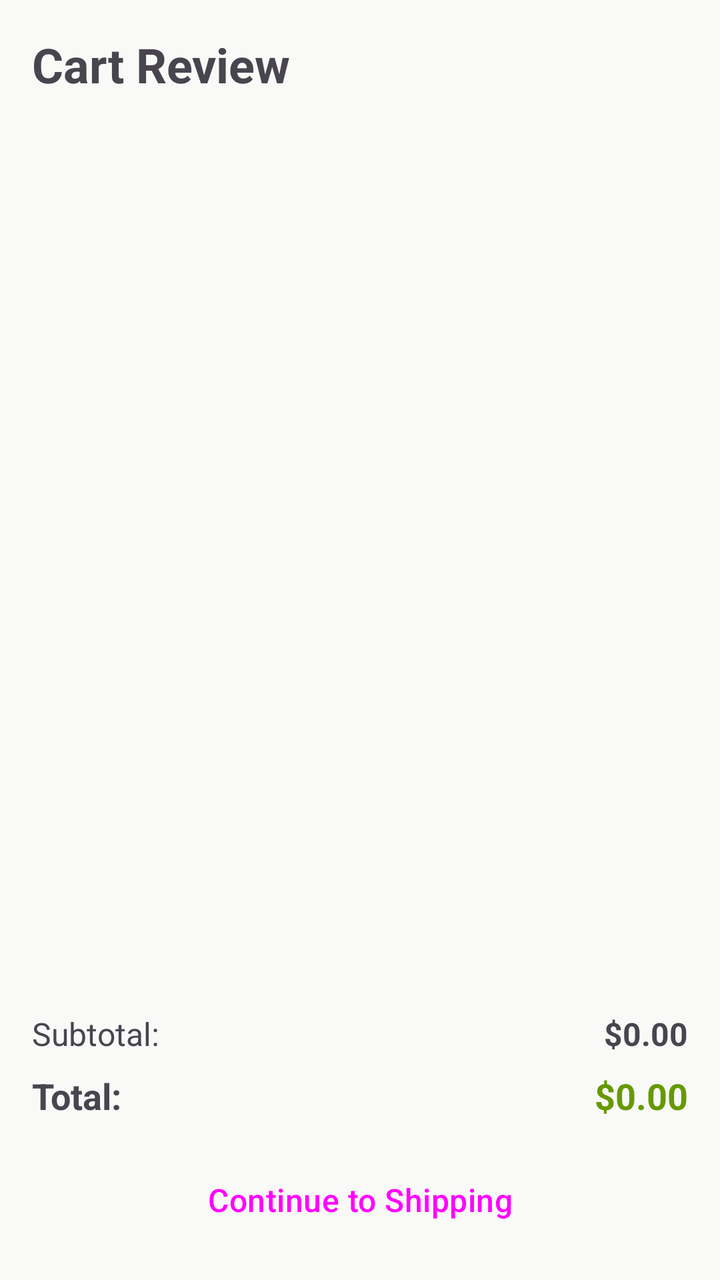
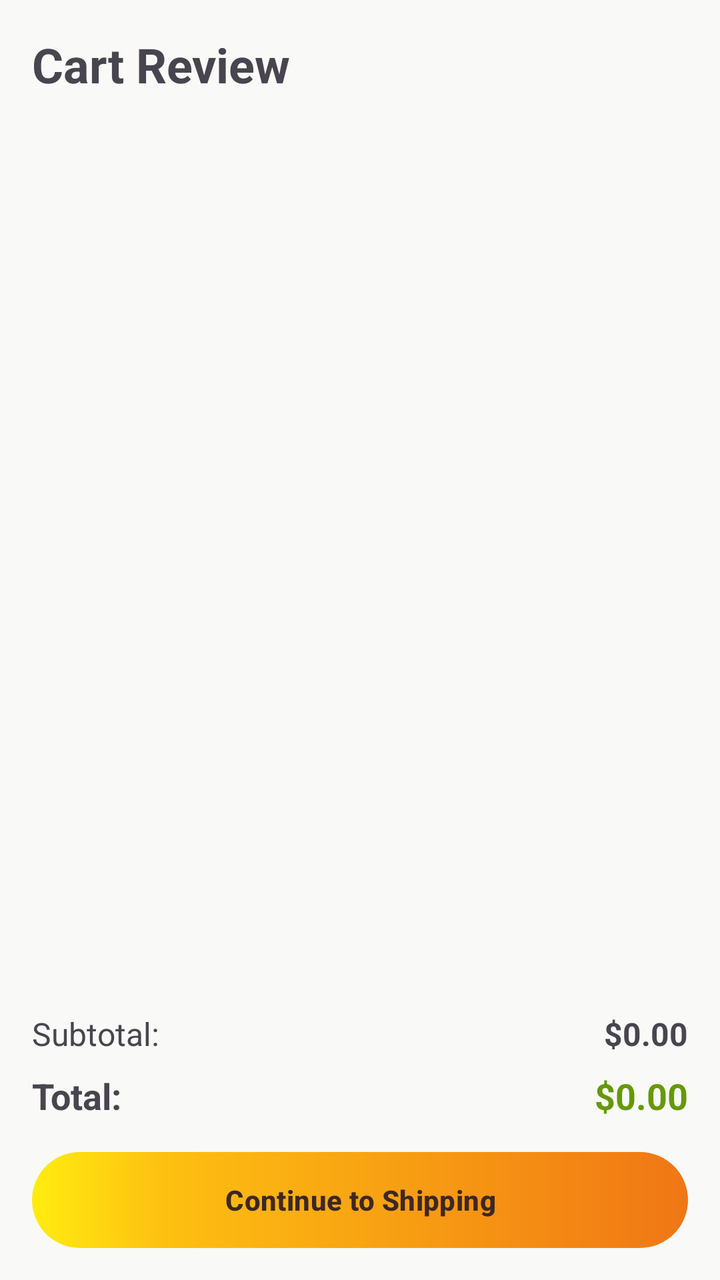

Two renders of the same Android screen: before a commit and after it. Below are the layout's source before the change and the commit's diff.
<!-- AndroidManifest.xml: application theme Theme.BeckieDealApp -->
<!-- res/layout/fragment_cart_review.xml -->
<?xml version="1.0" encoding="utf-8"?>
<LinearLayout xmlns:android="http://schemas.android.com/apk/res/android"
    android:layout_width="match_parent"
    android:layout_height="match_parent"
    android:orientation="vertical"
    android:padding="16dp">

    <TextView
        android:layout_width="match_parent"
        android:layout_height="wrap_content"
        android:text="Cart Review"
        android:textSize="24sp"
        android:textStyle="bold"
        android:layout_marginBottom="16dp" />

    <androidx.recyclerview.widget.RecyclerView
        android:id="@+id/cartItemsRV"
        android:layout_width="match_parent"
        android:layout_height="0dp"
        android:layout_weight="1"
        android:layout_marginBottom="16dp" />

    <LinearLayout
        android:layout_width="match_parent"
        android:layout_height="wrap_content"
        android:orientation="horizontal"
        android:layout_marginBottom="8dp">

        <TextView
            android:layout_width="0dp"
            android:layout_height="wrap_content"
            android:layout_weight="1"
            android:text="Subtotal:"
            android:textSize="16sp" />

        <TextView
            android:id="@+id/subtotalText"
            android:layout_width="wrap_content"
            android:layout_height="wrap_content"
            android:text="$0.00"
            android:textSize="16sp"
            android:textStyle="bold" />

    </LinearLayout>

    <LinearLayout
        android:layout_width="match_parent"
        android:layout_height="wrap_content"
        android:orientation="horizontal"
        android:layout_marginBottom="16dp">

        <TextView
            android:layout_width="0dp"
            android:layout_height="wrap_content"
            android:layout_weight="1"
            android:text="Total:"
            android:textSize="18sp"
            android:textStyle="bold" />

        <TextView
            android:id="@+id/totalText"
            android:layout_width="wrap_content"
            android:layout_height="wrap_content"
            android:text="$0.00"
            android:textSize="18sp"
            android:textStyle="bold"
            android:textColor="@android:color/holo_green_dark" />

    </LinearLayout>

    <Button
        android:id="@+id/continueBtn"
        android:layout_width="match_parent"
        android:layout_height="48dp"
        android:text="Continue to Shipping"
        android:textSize="16sp" />

</LinearLayout>
<!-- resources referenced by this layout -->
<resources>
  <style name="Theme.BeckieDealApp" parent="Base.Theme.BeckieDealApp">
          <item name="buttonStyle">@style/Widget.App.Button</item>
          <item name="materialButtonStyle">@style/Widget.App.Button</item>
      </style>
  <style name="Widget.App.Button" parent="Widget.Material3.Button">
          <item name="shapeAppearance">@style/ShapeAppearance.App.Button.Pill</item>
          <item name="android:textAppearance">@style/TextAppearance.App.Button</item>
      </style>
  <color name="primary">#F97316</color>
  <color name="on_primary">#FFFFFF</color>
  <color name="primary_container">#F97316</color>
  <color name="on_primary_container">#582200</color>
  <color name="background">#F9F9F7</color>
  <color name="surface">#FFFFFF</color>
  <color name="on_surface">#251913</color>
  <style name="TextAppearance.App.ScreenTitle" parent="TextAppearance.Material3.HeadlineMedium">
          <item name="android:fontFamily">@font/amulya_bold</item>
          <item name="android:textSize">28sp</item>
          <item name="android:letterSpacing">-0.02</item>
          <item name="android:textColor">@color/text_primary</item>
      </style>
  <style name="TextAppearance.App.ProductName" parent="TextAppearance.Material3.HeadlineSmall">
          <item name="android:fontFamily">@font/amulya_bold</item>
          <item name="android:textSize">24sp</item>
          <item name="android:letterSpacing">-0.02</item>
          <item name="android:textColor">@color/text_primary</item>
      </style>
  <style name="TextAppearance.App.PriceHero" parent="TextAppearance.Material3.TitleLarge">
          <item name="android:fontFamily">@font/amulya_bold</item>
          <item name="android:textSize">22sp</item>
          <item name="android:letterSpacing">-0.01</item>
          <item name="android:textColor">@color/text_primary</item>
      </style>
  <style name="TextAppearance.App.SectionHeader" parent="TextAppearance.Material3.TitleMedium">
          <item name="android:fontFamily">@font/amulya_bold</item>
          <item name="android:textSize">18sp</item>
          <item name="android:letterSpacing">-0.01</item>
          <item name="android:textColor">@color/text_primary</item>
      </style>
  <style name="TextAppearance.App.CardProductName" parent="TextAppearance.Material3.BodyLarge">
          <item name="android:fontFamily">@font/synonym_medium</item>
          <item name="android:textSize">15sp</item>
          <item name="android:letterSpacing">0</item>
          <item name="android:textColor">@color/text_primary</item>
      </style>
  <style name="TextAppearance.App.Button" parent="TextAppearance.Material3.LabelLarge">
          <item name="android:fontFamily">@font/synonym_semibold</item>
          <item name="android:textSize">15sp</item>
          <item name="android:letterSpacing">0.01</item>
          <item name="android:textAllCaps">false</item>
      </style>
  <style name="ShapeAppearance.App.Button.Pill" parent="">
          <item name="cornerFamily">rounded</item>
          <item name="cornerSize">50%</item>
      </style>
  <color name="text_primary">#1E293B</color>
  <color name="text_secondary">#64748B</color>
  <color name="nav_indicator_fill">#FFF1EB</color>
  <style name="ShapeAppearance.App.BottomNav.ActiveIndicator" parent="">
          <item name="cornerFamily">rounded</item>
          <item name="cornerSize">50%</item>
      </style>
  <!-- unchanged entries left out for length: 6 -->
</resources>

<!-- the commit's change to res/layout/fragment_cart_review.xml (unified diff, before → after) -->
@@ -1,5 +1,6 @@
 <?xml version="1.0" encoding="utf-8"?>
 <LinearLayout xmlns:android="http://schemas.android.com/apk/res/android"
+    xmlns:app="http://schemas.android.com/apk/res-auto"
     android:layout_width="match_parent"
     android:layout_height="match_parent"
     android:orientation="vertical"
@@ -68,11 +69,17 @@
 
     </LinearLayout>
 
-    <Button
+    
+    <com.google.android.material.button.MaterialButton
         android:id="@+id/continueBtn"
         android:layout_width="match_parent"
         android:layout_height="48dp"
+        android:background="@drawable/button_add_to_cart_gradient"
         android:text="Continue to Shipping"
-        android:textSize="16sp" />
+        android:textAllCaps="false"
+        android:textColor="@color/dark_brown"
+        android:textSize="14sp"
+        android:textStyle="bold"
+        app:backgroundTint="@null" />
 
 </LinearLayout>
<!-- resource entries referenced after the edit -->
@@ -1,9 +1,23 @@
 <!-- resources referenced by this layout -->
 <resources>
+  <color name="dark_brown">#3E2723</color>
+  <!-- drawable button_add_to_cart_gradient (drawable) -->
+  <?xml version="1.0" encoding="utf-8"?>
+  <shape xmlns:android="http://schemas.android.com/apk/res/android">
+      <gradient
+          android:angle="0"
+          android:startColor="#FFEC0F"
+          android:centerColor="#FDC011"
+          android:endColor="#F07615"
+          android:centerX="0.20"
+          android:type="linear" />
+      <corners android:radius="@dimen/button_pill_radius" />
+  </shape>
   <style name="Theme.BeckieDealApp" parent="Base.Theme.BeckieDealApp">
           <item name="buttonStyle">@style/Widget.App.Button</item>
           <item name="materialButtonStyle">@style/Widget.App.Button</item>
       </style>
+  <dimen name="button_pill_radius">999dp</dimen>
   <style name="Widget.App.Button" parent="Widget.Material3.Button">
           <item name="shapeAppearance">@style/ShapeAppearance.App.Button.Pill</item>
           <item name="android:textAppearance">@style/TextAppearance.App.Button</item>
